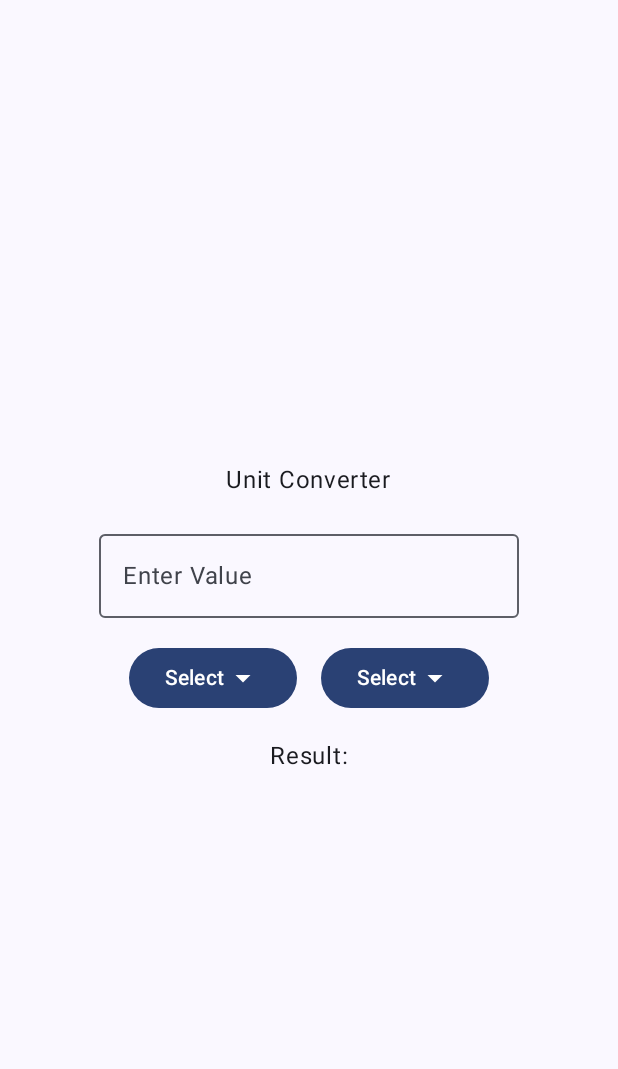
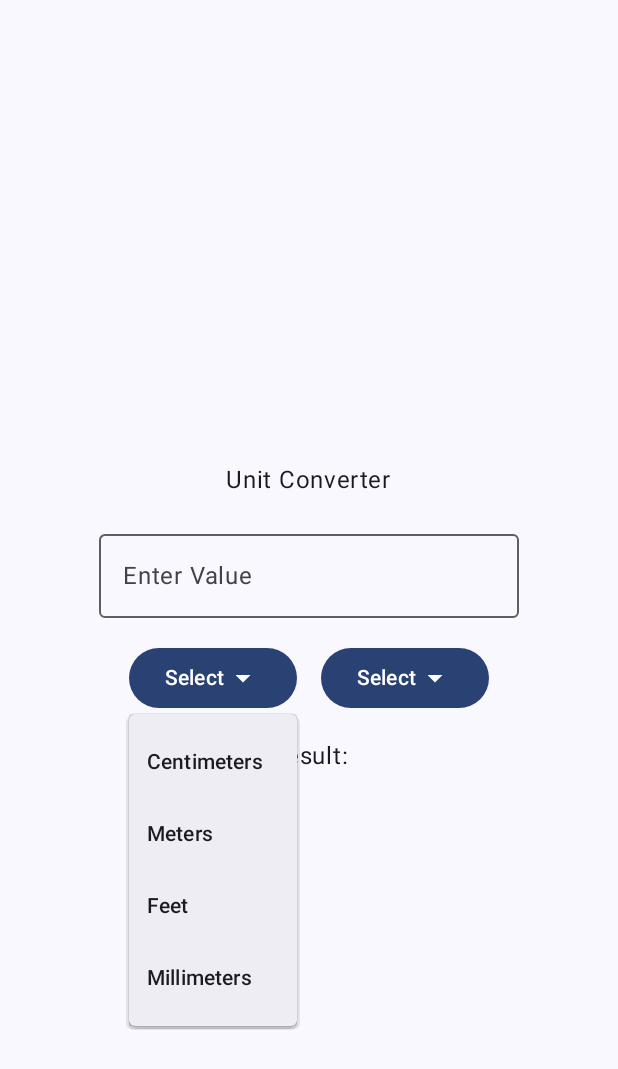
Before and after one commit to euclidesdry/uniit.converter-kotlin, an Android app built with Jetpack Compose: the screen it shows after launch (MainActivity), after a tap on "Select", on a phone screen of 412 x 824 dp. Shown: the top 1069 px of the screen. Run offline under Robolectric (Android 15) with nearby library versions, the phone set to English and light mode, and no system bars.

Commit message:
feat(composable): implementing iExpanded for DropdownMenu and collapse it

```diff
--- a/app/src/main/java/com/example/uniitconverter/MainActivity.kt
+++ b/app/src/main/java/com/example/uniitconverter/MainActivity.kt
@@ -69,24 +69,32 @@ fun UnitConverter() {
 
         Text("Unit Converter")
         Spacer(modifier = Modifier.height(16.dp))
-        OutlinedTextField(value = inputValue, onValueChange = {
-            inputValue = it
-        },
+        OutlinedTextField(
+            value = inputValue,
+            onValueChange = {
+                inputValue = it
+            },
             label = { Text("Enter Value")}
         )
 
         Spacer(modifier = Modifier.height(16.dp))
         Row {
+            // Input Box
             Box {
-                Button(onClick = {}) {
+                // Input Button
+                Button(onClick = { iExpanded = true }) {
                     Text("Select")
                     Icon(Icons.Default.ArrowDropDown,
                         contentDescription = "Arrow Down")
                 }
-                DropdownMenu(expanded = false, onDismissRequest = { /*TODO*/ }) {
+                DropdownMenu(expanded = iExpanded, onDismissRequest = { iExpanded = false }) {
                     DropdownMenuItem(
                         text = { Text("Centimeters") },
-                        onClick = { /*TODO*/ }
+                        onClick = {
+                            iExpanded = false
+                            inputUnit = "Centimeters"
+                            conversionFactor.value = 0.01
+                        }
                     )
                     DropdownMenuItem(
                         text = { Text("Meters") },
@@ -103,13 +111,15 @@ fun UnitConverter() {
                 }
             }
             Spacer(modifier = Modifier.width(16.dp))
+            // Output Box
             Box {
-                Button(onClick = {}) {
+                // Output Button
+                Button(onClick = { oExpanded = true }) {
                     Text("Select")
                     Icon(Icons.Default.ArrowDropDown,
                         contentDescription = "Arrow Down")
                 }
-                DropdownMenu(expanded = false, onDismissRequest = { /*TODO*/ }) {
+                DropdownMenu(expanded = oExpanded, onDismissRequest = { oExpanded = false }) {
                     DropdownMenuItem(
                         text = { Text("Centimeters") },
                         onClick = { /*TODO*/ }
```
